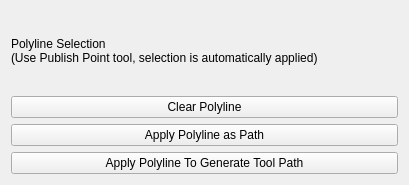
swri-robotics/toolpath_offline_planning, file opp_gui/ui/polyline_path_selection_widget.ui: the form before one commit.
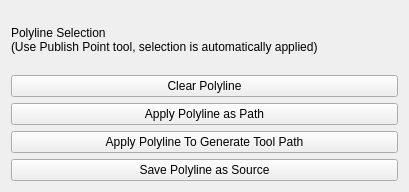
The form after the commit.

Commit message: integrated heat method, but heat method's paths are not smoothed, nor sub-sampled to desired point spacing

Patch:
```diff
--- a/opp_gui/ui/polyline_path_selection_widget.ui
+++ b/opp_gui/ui/polyline_path_selection_widget.ui
@@ -7,7 +7,7 @@
     <x>0</x>
     <y>0</y>
     <width>409</width>
-    <height>185</height>
+    <height>192</height>
    </rect>
   </property>
   <property name="windowTitle">
@@ -43,6 +43,13 @@
      </property>
     </widget>
    </item>
+   <item>
+    <widget class="QPushButton" name="push_button_sourc_polyline">
+     <property name="text">
+      <string>Save Polyline as Source</string>
+     </property>
+    </widget>
+   </item>
   </layout>
  </widget>
  <resources/>
```
The commit also changes 19 other files.
